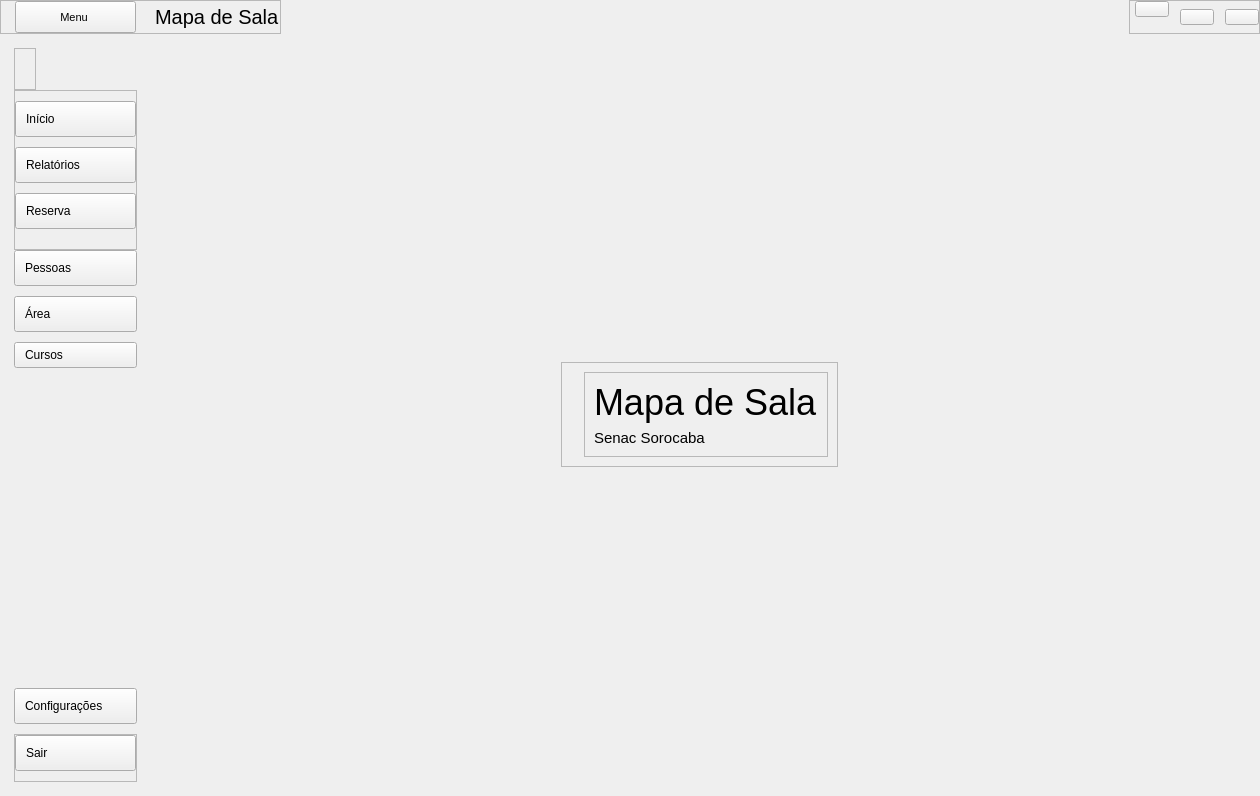
Qt form App/view/ui/home.ui (Surik4to06/interfaceS) before a commit.
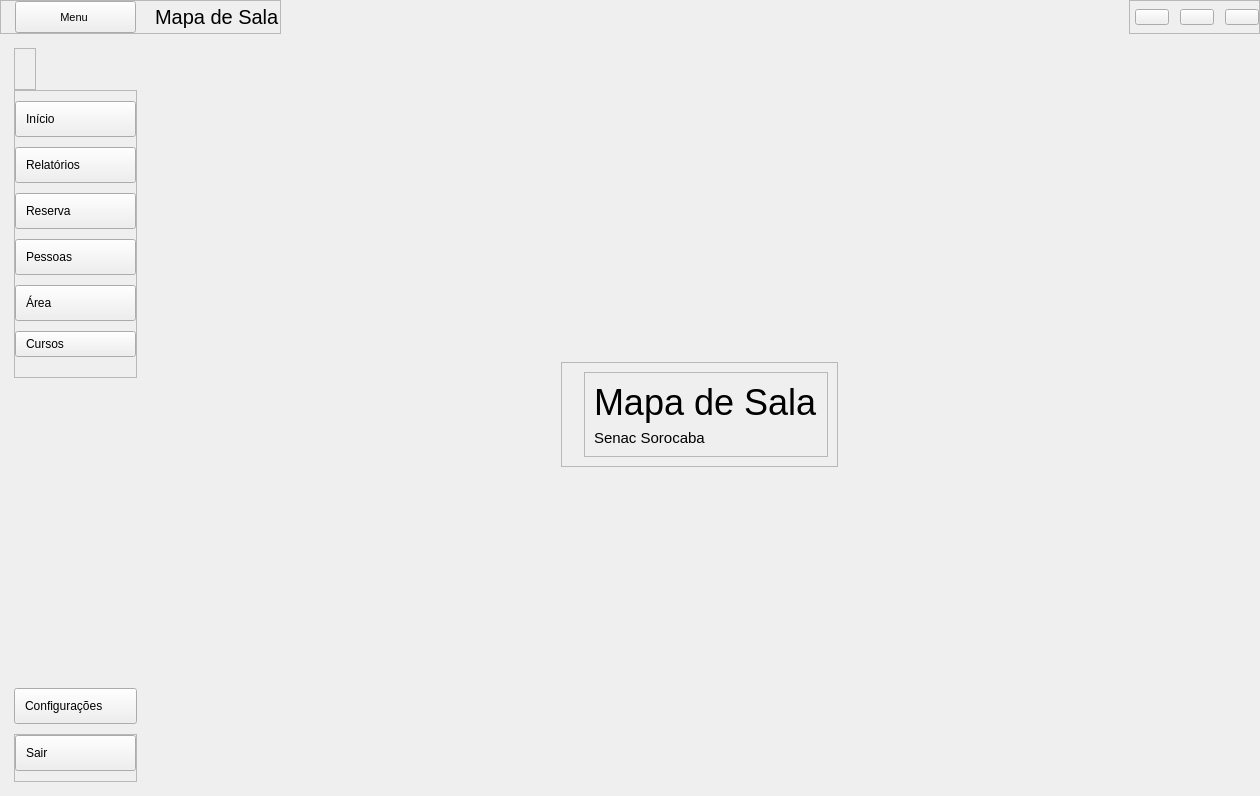
The same form after that commit. Icons and pictures are not drawn.

Commit message: salvando alterações pra ir embora

Patch:
```diff
--- a/App/view/ui/home.ui
+++ b/App/view/ui/home.ui
@@ -240,7 +240,7 @@
              <property name="bottomMargin">
               <number>0</number>
              </property>
-             <item alignment="Qt::AlignTop">
+             <item>
               <widget class="QPushButton" name="btnMinimizar">
                <property name="cursor">
                 <cursorShape>PointingHandCursor</cursorShape>
@@ -544,9 +544,6 @@
                      </property>
                     </widget>
                    </item>
-                  </layout>
-                 </widget>
-                </item>
                 <item>
                  <widget class="QPushButton" name="btnCadastrarPessoa">
                   <property name="minimumSize">
@@ -624,6 +621,9 @@
                   <property name="text">
                    <string>Cursos</string>
                   </property>
+                    </widget>
+                   </item>
+                  </layout>
                  </widget>
                 </item>
                 <item>
```
Lines whose indentation alone changed are shown as unchanged. The commit also changes 1 other file.
